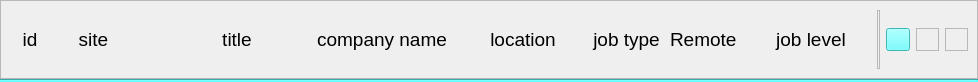
Before: the Qt Designer form views/pages/job_list/header/job_list_header.ui in ozanpempegul/RoleMatcher, drawn with Qt 5.
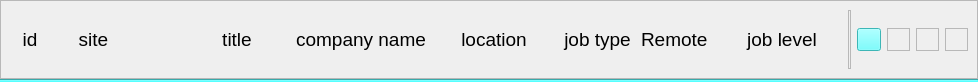
After: the same form once the commit is applied.

Commit message: added generate cover letter button. Fixed generated files' paths.

Diff of the .ui file:
```diff
--- a/views/pages/job_list/header/job_list_header.ui
+++ b/views/pages/job_list/header/job_list_header.ui
@@ -258,6 +258,28 @@
         </property>
        </widget>
       </item>
+      <item>
+       <widget class="QFrame" name="frame_button_placeholder_5">
+        <property name="sizePolicy">
+         <sizepolicy hsizetype="Fixed" vsizetype="Fixed">
+          <horstretch>0</horstretch>
+          <verstretch>0</verstretch>
+         </sizepolicy>
+        </property>
+        <property name="minimumSize">
+         <size>
+          <width>23</width>
+          <height>23</height>
+         </size>
+        </property>
+        <property name="frameShape">
+         <enum>QFrame::Shape::StyledPanel</enum>
+        </property>
+        <property name="frameShadow">
+         <enum>QFrame::Shadow::Raised</enum>
+        </property>
+       </widget>
+      </item>
       <item>
        <widget class="QFrame" name="frame_button_placeholder_4">
         <property name="sizePolicy">
```
The commit also changes 7 other files.
